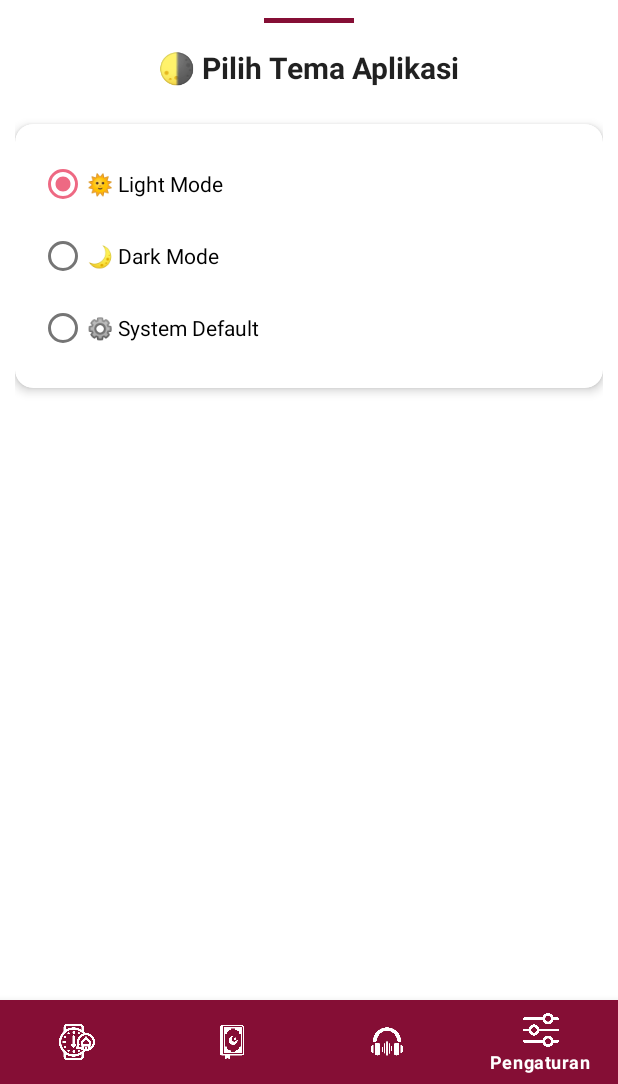
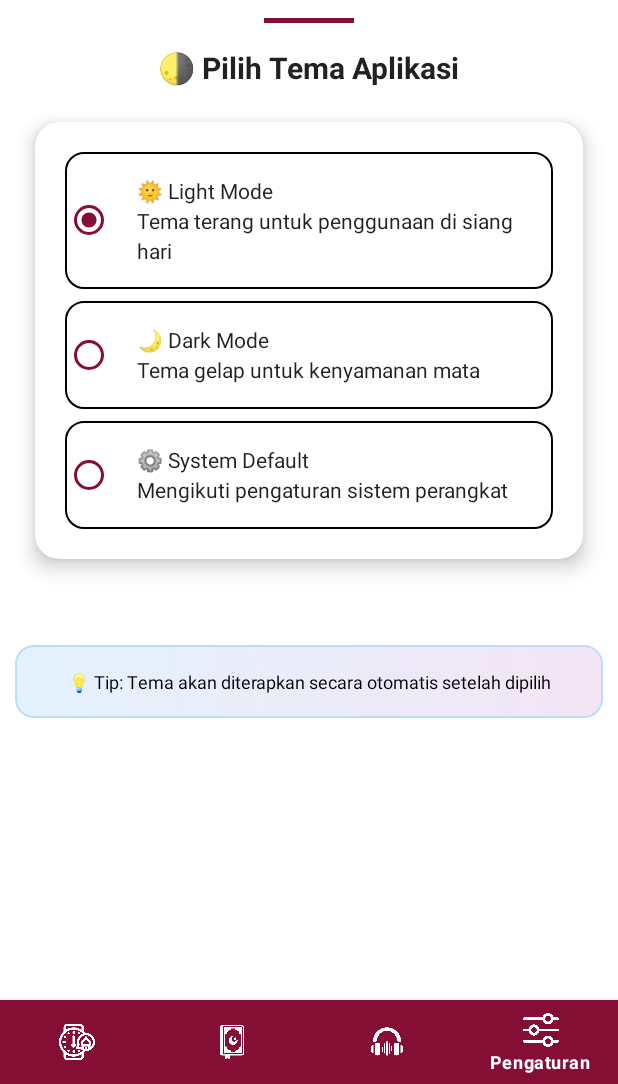
Before and after one commit to zaynabzhaa10/Tazkeeya-Muslim-Productivity-App, an Android app: the SettingsFragment screen opened directly, with no data from a screen before it, on a phone screen of 412 x 824 dp, the part 152-1236 px from its top. Run offline under Robolectric (Android 15) with nearby library versions, the phone set to English and light mode, and no system bars; our stand-ins replace navigation-ui.

Commit message:
style: mengubah tampilan layout setting

```diff
--- a/app/src/main/java/com/example/finalproject/ui/home/PrayerTimesFragment.java
+++ b/app/src/main/java/com/example/finalproject/ui/home/PrayerTimesFragment.java
@@ -173,7 +173,7 @@ public class PrayerTimesFragment extends Fragment {
 
         if (lastKnownLocation != null) {
             Log.d("PrayerTimesFragment", "Lokasi terakhir diketahui: " + lastKnownLocation.getLatitude() + ", " + lastKnownLocation.getLongitude());
-            getAndDisplayLocationName(lastKnownLocation.getLatitude(), lastKnownLocation.getLongitude()); // **[M] Diubah: Panggil metode baru untuk mendapatkan nama lokasi**
+            getAndDisplayLocationName(lastKnownLocation.getLatitude(), lastKnownLocation.getLongitude());
             fetchPrayerTimes(lastKnownLocation.getLatitude(), lastKnownLocation.getLongitude());
         } else {
             locationListener = new LocationListener() {
@@ -183,7 +183,7 @@ public class PrayerTimesFragment extends Fragment {
                     double latitude = location.getLatitude();
                     double longitude = location.getLongitude();
                     Log.d("PrayerTimesFragment", "Lokasi ditemukan: " + latitude + ", " + longitude);
-                    getAndDisplayLocationName(latitude, longitude); // **[M] Diubah: Panggil metode baru untuk mendapatkan nama lokasi**
+                    getAndDisplayLocationName(latitude, longitude);
                     fetchPrayerTimes(latitude, longitude);
                 }
 
--- /dev/null
+++ b/app/src/main/res/drawable/circle_background.xml
@@ -0,0 +1,7 @@
+<shape xmlns:android="http://schemas.android.com/apk/res/android"
+    android:shape="oval">
+    <solid android:color="@android:color/transparent" />
+    <stroke
+        android:width="0dp"
+        android:color="@android:color/transparent" />
+</shape>
--- /dev/null
+++ b/app/src/main/res/drawable/gradient_divider.xml
@@ -0,0 +1,10 @@
+<?xml version="1.0" encoding="utf-8"?>
+<shape xmlns:android="http://schemas.android.com/apk/res/android"
+    android:shape="rectangle">
+    <gradient
+        android:startColor="?attr/colorPrimary"
+        android:endColor="?attr/colorPrimaryVariant"
+        android:angle="0"
+        android:type="linear" />
+    <corners android:radius="2dp" />
+</shape>
--- /dev/null
+++ b/app/src/main/res/drawable/info_background.xml
@@ -0,0 +1,13 @@
+<?xml version="1.0" encoding="utf-8"?>
+<shape xmlns:android="http://schemas.android.com/apk/res/android"
+    android:shape="rectangle">
+    <gradient
+        android:startColor="#E3F2FD"
+        android:endColor="#F3E5F5"
+        android:angle="45"
+        android:type="linear" />
+    <corners android:radius="12dp" />
+    <stroke
+        android:width="1dp"
+        android:color="#BBDEFB" />
+</shape>
--- /dev/null
+++ b/app/src/main/res/drawable/theme_option_background.xml
@@ -0,0 +1,37 @@
+<?xml version="1.0" encoding="utf-8"?>
+<selector xmlns:android="http://schemas.android.com/apk/res/android">
+
+    <!-- Pressed/Selected State -->
+    <item android:state_pressed="true">
+        <shape android:shape="rectangle">
+            <solid android:color="?attr/colorPrimary" />
+            <corners android:radius="12dp" />
+            <stroke
+                android:width="1dp"
+                android:color="?attr/colorPrimary" />
+        </shape>
+    </item>
+
+    <!-- Focused State -->
+    <item android:state_focused="true">
+        <shape android:shape="rectangle">
+            <solid android:color="?attr/colorSurface" />
+            <corners android:radius="12dp" />
+            <stroke
+                android:width="2dp"
+                android:color="?attr/colorPrimary" />
+        </shape>
+    </item>
+
+    <!-- Normal State -->
+    <item>
+        <shape android:shape="rectangle">
+            <solid android:color="?attr/colorSurface" />
+            <corners android:radius="12dp" />
+            <stroke
+                android:width="1dp"
+                android:color="?attr/colorOutline" />
+        </shape>
+    </item>
+
+</selector>
--- a/app/src/main/res/layout/fragment_prayer_times.xml
+++ b/app/src/main/res/layout/fragment_prayer_times.xml
@@ -51,8 +51,8 @@
                 android:orientation="horizontal">
 
                 <ImageView
-                    android:layout_width="30dp"
-                    android:layout_height="30dp"
+                    android:layout_width="25dp"
+                    android:layout_height="25dp"
                     android:layout_gravity="center"
                     android:src="@drawable/ic_calendar"/>
 
@@ -61,7 +61,7 @@
                     android:layout_width="wrap_content"
                     android:layout_height="wrap_content"
                     android:text="Jumat, 7 Juni 2025 \n10 Dzulhijjah 1446 H"
-                    android:textSize="20sp"
+                    android:textSize="18sp"
                     android:textStyle="bold"
                     android:textColor="@color/teal_700"
                     android:fontFamily="sans-serif-medium"
@@ -96,7 +96,7 @@
                     android:id="@+id/tvDigitalClock"
                     android:layout_width="wrap_content"
                     android:layout_height="wrap_content"
-                    android:textSize="48sp"
+                    android:textSize="35sp"
                     android:textStyle="bold"
                     android:textColor="?attr/colorSecondary"
                     android:text="--:--"
@@ -111,7 +111,7 @@
                     android:textColor="?android:attr/textColorPrimary"
                     android:text="(Memuat...)"
                     android:layout_gravity="center"
-                    android:layout_marginBottom="24dp"/>
+                    android:layout_marginBottom="10dp"/>
 
             </LinearLayout>
         </androidx.cardview.widget.CardView>
--- a/app/src/main/res/layout/fragment_settings.xml
+++ b/app/src/main/res/layout/fragment_settings.xml
@@ -1,79 +1,133 @@
 <?xml version="1.0" encoding="utf-8"?>
 <LinearLayout xmlns:android="http://schemas.android.com/apk/res/android"
+    xmlns:app="http://schemas.android.com/apk/res-auto"
     android:layout_width="match_parent"
     android:layout_height="match_parent"
-    xmlns:app="http://schemas.android.com/apk/res-auto"
-    android:padding="10dp"
-    android:background="?android:attr/windowBackground">
+    android:background="?android:attr/windowBackground"
+    android:padding="10dp">
 
     <LinearLayout
         android:layout_width="match_parent"
         android:layout_height="wrap_content"
-        android:orientation="vertical"
-        android:gravity="center_horizontal">
+        android:gravity="center_horizontal"
+        android:orientation="vertical">
 
         <TextView
             android:id="@+id/tvSettingsTitle"
             android:layout_width="match_parent"
             android:layout_height="wrap_content"
+            android:layout_marginBottom="12dp"
+            android:gravity="center"
             android:text="Tazkeeya Settings"
+            android:textColor="?android:attr/textColorPrimary"
             android:textSize="26sp"
-            android:textStyle="bold"
-            android:textColor="?android:attr/textColorPrimary"
-            android:gravity="center"
-            android:layout_marginBottom="12dp" />
+            android:textStyle="bold" />
 
         <View
             android:layout_width="60dp"
             android:layout_height="3dp"
-            android:layout_gravity="center_horizontal"
-            android:background="?attr/colorPrimary"
-            android:layout_marginBottom="16dp" />
+            android:layout_marginBottom="16dp"
+            android:background="?attr/colorPrimary" />
 
         <TextView
             android:id="@+id/tvThemeTitle"
             android:layout_width="wrap_content"
             android:layout_height="wrap_content"
+            android:layout_marginBottom="5dp"
             android:text="🌗 Pilih Tema Aplikasi"
+            android:textColor="?android:textColorPrimary"
             android:textSize="20sp"
-            android:textStyle="bold"
-            android:textColor="?android:textColorPrimary"
-            android:layout_marginBottom="24dp" />
+            android:textStyle="bold" />
 
-        <androidx.cardview.widget.CardView
+        <LinearLayout
             android:layout_width="match_parent"
             android:layout_height="wrap_content"
-            android:layout_marginBottom="16dp"
-            app:cardElevation="4dp"
-            app:cardCornerRadius="12dp"
-            android:backgroundTint="?android:attr/colorBackground">
+            android:gravity="center_horizontal"
+            android:orientation="vertical">
 
-            <RadioGroup
-                android:id="@+id/themeRadioGroup"
+            <androidx.cardview.widget.CardView
                 android:layout_width="match_parent"
                 android:layout_height="wrap_content"
-                android:orientation="vertical"
-                android:padding="16dp">
+                android:layout_marginBottom="24dp"
+                android:backgroundTint="?android:attr/colorBackground"
+                app:cardCornerRadius="16dp"
+                app:cardElevation="8dp"
+                app:cardUseCompatPadding="true">
 
-                <RadioButton
-                    android:id="@+id/radioLight"
-                    android:layout_width="wrap_content"
+                <LinearLayout
+                    android:layout_width="match_parent"
                     android:layout_height="wrap_content"
-                    android:text="🌞 Light Mode" />
+                    android:orientation="vertical"
+                    android:padding="20dp">
 
-                <RadioButton
-                    android:id="@+id/radioDark"
-                    android:layout_width="wrap_content"
-                    android:layout_height="wrap_content"
-                    android:text="🌙 Dark Mode" />
+                    <RadioGroup
+                        android:id="@+id/themeRadioGroup"
+                        android:layout_width="match_parent"
+                        android:layout_height="wrap_content"
+                        android:orientation="vertical">
 
-                <RadioButton
-                    android:id="@+id/radioSystem"
-                    android:layout_width="wrap_content"
-                    android:layout_height="wrap_content"
-                    android:text="⚙️ System Default" />
-            </RadioGroup>
-        </androidx.cardview.widget.CardView>
+                        <RadioButton
+                            android:id="@+id/radioLight"
+                            android:layout_width="match_parent"
+                            android:layout_height="wrap_content"
+                            android:layout_marginBottom="8dp"
+                            android:background="@drawable/theme_option_background"
+                            android:buttonTint="?attr/colorPrimary"
+                            android:gravity="center_vertical"
+                            android:lineSpacingExtra="4dp"
+                            android:minHeight="72dp"
+                            android:padding="16dp"
+                            android:text="🌞 Light Mode\nTema terang untuk penggunaan di siang hari"
+                            android:textColor="?android:attr/textColorPrimary"
+                            android:textSize="14sp" />
 
+                        <RadioButton
+                            android:id="@+id/radioDark"
+                            android:layout_width="match_parent"
+                            android:layout_height="wrap_content"
+                            android:layout_marginBottom="8dp"
+                            android:background="@drawable/theme_option_background"
+                            android:buttonTint="?attr/colorPrimary"
+                            android:gravity="center_vertical"
+                            android:lineSpacingExtra="4dp"
+                            android:minHeight="72dp"
+                            android:padding="16dp"
+                            android:text="🌙 Dark Mode\nTema gelap untuk kenyamanan mata"
+                            android:textColor="?android:attr/textColorPrimary"
+                            android:textSize="14sp" />
+
+                        <RadioButton
+                            android:id="@+id/radioSystem"
+                            android:layout_width="match_parent"
+                            android:layout_height="wrap_content"
+                            android:background="@drawable/theme_option_background"
+                            android:buttonTint="?attr/colorPrimary"
+                            android:gravity="center_vertical"
+                            android:lineSpacingExtra="4dp"
+                            android:minHeight="72dp"
+                            android:padding="16dp"
+                            android:text="⚙️ System Default\nMengikuti pengaturan sistem perangkat"
+                            android:textColor="?android:attr/textColorPrimary"
+                            android:textSize="14sp" />
+
+                    </RadioGroup>
+
+                </LinearLayout>
+
+            </androidx.cardview.widget.CardView>
+
+            <TextView
+                android:layout_width="match_parent"
+                android:layout_height="wrap_content"
+                android:layout_marginTop="16dp"
+                android:background="@drawable/info_background"
+                android:drawablePadding="8dp"
+                android:gravity="center"
+                android:padding="16dp"
+                android:text="💡 Tip: Tema akan diterapkan secara otomatis setelah dipilih"
+                android:textColor="@color/black"
+                android:textSize="12sp" />
+
+        </LinearLayout>
     </LinearLayout>
 </LinearLayout>
```
